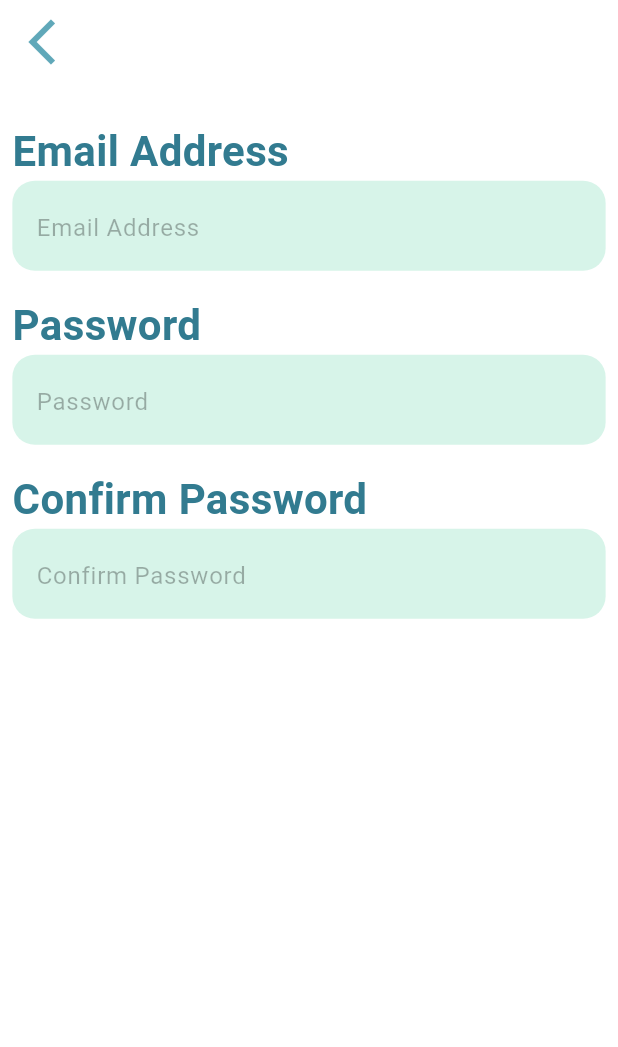
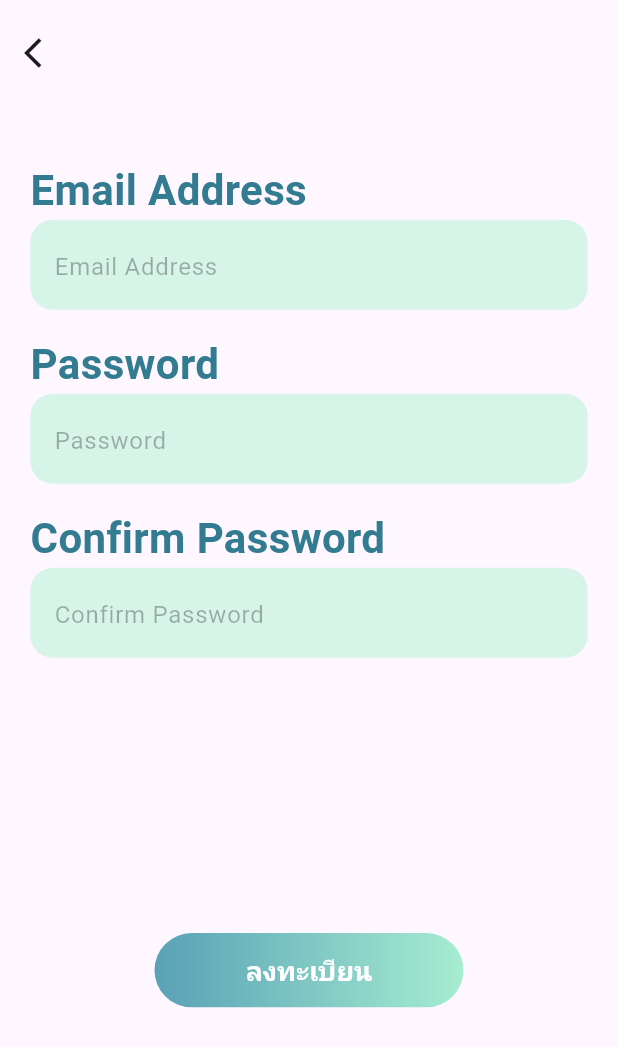
Before and after one commit to TaNuNian/workmai, a Flutter app: the RegisterPage screen opened by its route, on a phone screen of 412 x 824 dp. Shown: the top 1047 px of the screen. Run offline on Flutter 3.47's test engine with Material 3 defaults, Android fonts, the phone set to English and light mode, and no system bars; our stand-ins replace firebase_auth, firebase_core, form_field_validator, google_fonts; accounts and stored records are empty; Roboto replaces fonts that are missing (Sarabun).

Commit message:
Add register_button.dart @ register_page.dart

```diff
--- a/lib/routes.dart
+++ b/lib/routes.dart
@@ -5,7 +5,6 @@ import 'package:flutter/material.dart';
 // import 'package:workmai/src/pages/search_page/search_page.dart';
 // import 'package:workmai/src/pre_pages/login_page/login_page.dart';
 // import 'package:workmai/src/pre_pages/name_bd_input_page/name_bd_input_page.dart';
-import 'package:workmai/src/pre_pages/login_page/login_page.dart';
 import 'package:workmai/src/pre_pages/login_page/login_page_2.dart';
 import 'package:workmai/src/pre_pages/register_page/register_page.dart';
 
--- a/lib/src/custom_appbar/custom_appbar.dart
+++ b/lib/src/custom_appbar/custom_appbar.dart
@@ -1,6 +1,5 @@
 import 'package:flutter/material.dart';
 
-import '../decor/padding.dart';
 
 class NavigationService {
   static GlobalKey<NavigatorState> navigatorKey = GlobalKey<NavigatorState>();
--- a/lib/src/decor/continue_button.dart
+++ b/lib/src/decor/continue_button.dart
@@ -4,15 +4,18 @@ import 'package:google_fonts/google_fonts.dart';
 import 'package:workmai/src/decor/gradients.dart';
 
 class ContinueButton extends StatefulWidget {
-  const ContinueButton({super.key});
+  final String? actionName;
+  const ContinueButton({super.key, this.actionName});
 
   @override
   _ContinueButtonState createState() => _ContinueButtonState();
 }
 
 class _ContinueButtonState extends State<ContinueButton> {
+  String get actionName => actionName;
   @override
   Widget build(BuildContext context) {
+    double width = MediaQuery.sizeOf(context).width * 0.4;
     return Padding(
       padding: const EdgeInsets.all(8.0),
       child: Container(
@@ -33,12 +36,8 @@ class _ContinueButtonState extends State<ContinueButton> {
           ),
           child: Container(
             alignment: Alignment.center,
-            constraints: const BoxConstraints(
-              maxWidth: double.infinity, // Stretches button to full width
-              minHeight: 50.0, // Sets minimum height for the button
-            ),
             child: Text(
-              'Continue',
+              actionName,
               style: GoogleFonts.sarabun(
                 color: Colors.white,
                 fontWeight: FontWeight.bold,
--- a/lib/src/pre_pages/login_page/login_page_widget/create_user.dart
+++ b/lib/src/pre_pages/login_page/login_page_widget/create_user.dart
@@ -1,7 +1,6 @@
 import 'package:flutter/material.dart';
 import 'package:google_fonts/google_fonts.dart';
 
-import '../../register_page/register_page.dart';
 
 class CreateUser extends StatelessWidget {
   const CreateUser({super.key});
--- a/lib/src/pre_pages/login_page/login_page_widget/login_banner.dart
+++ b/lib/src/pre_pages/login_page/login_page_widget/login_banner.dart
@@ -13,6 +13,7 @@ class LoginBanner extends StatelessWidget {
       decoration: const BoxDecoration(
         color: Color(0xff67b4ca),
       ),
+      child: Image.asset('lib/assets/login_banner.png'),
     );
   }
 }
--- a/lib/src/pre_pages/register_page/register_page.dart
+++ b/lib/src/pre_pages/register_page/register_page.dart
@@ -1,8 +1,12 @@
 import 'package:flutter/material.dart';
+import 'package:workmai/src/decor/continue_button.dart';
+import 'package:workmai/src/decor/gradients.dart';
+import 'package:workmai/src/decor/padding.dart';
 import 'package:workmai/src/pre_pages/register_page/register_page_wg/register_body.dart';
 import 'package:workmai/src/pre_pages/register_page/register_page_wg/register_header_text.dart';
 
 import '../../../default_page/default_scf.dart';
+import 'register_page_wg/register_button.dart';
 
 class RegisterPage extends StatefulWidget {
   const RegisterPage({super.key});
@@ -12,25 +16,51 @@ class RegisterPage extends StatefulWidget {
 }
 
 class _RegisterPageState extends State<RegisterPage> {
-
   // final _formKey = GlobalKey<FormState>();
   List<String> profile = registerText;
+
   @override
   Widget build(BuildContext context) {
-    double width = MediaQuery.sizeOf(context).width;
-    double height = MediaQuery.sizeOf(context).height;
-    return DefaultScf(
-      child: Container(
-        width: double.infinity,
-        height: double.infinity,
-        child: Center(
-          child: Container(
-            height: double.infinity,
-            width: double.infinity,
-            // decoration: BoxDecoration(
-            //   color: Colors.red
-            // ),
-            child: RegisterChildren(),
+    double width = MediaQuery
+        .sizeOf(context)
+        .width;
+    double height = MediaQuery
+        .sizeOf(context)
+        .height;
+    return Scaffold(
+      appBar: AppBar(
+        leading: IconButton(
+          icon: const Icon(Icons.arrow_back_ios), // Custom back icon
+          onPressed: () {
+            Navigator.pop(context); // Pop the current screen
+          },
+        ),
+        toolbarHeight: 70,
+      ),
+      body: SafeArea(
+        child: Padding(
+          padding: EdgeInsets.symmetric(
+            horizontal: width * 0.02,
+            vertical: height * 0.02,
+          ),
+          child: Column(
+            children: [
+              Container(
+                height: MediaQuery
+                    .sizeOf(context)
+                    .height * 0.6,
+                width: double.infinity,
+                // decoration: const BoxDecoration(color: Colors.red),
+                child: const Padding(
+                  padding: EdgeInsets.all(12.0),
+                  child: RegisterChildren(),
+                ),
+              ),
+              Padding(
+                padding: EdgeInsets.symmetric(vertical: height * 0.05),
+                child: RegisterButton(),
+              )
+            ],
           ),
         ),
       ),
--- /dev/null
+++ b/lib/src/pre_pages/register_page/register_page_wg/register_button.dart
@@ -0,0 +1,39 @@
+import 'package:flutter/material.dart';
+import 'package:google_fonts/google_fonts.dart';
+import 'package:workmai/src/decor/gradients.dart';
+
+class RegisterButton extends StatelessWidget {
+  const RegisterButton({super.key});
+
+  @override
+  Widget build(BuildContext context) {
+    return Container(
+      width: MediaQuery.sizeOf(context).width * 0.5,
+      height: MediaQuery.sizeOf(context).height * 0.06,
+      decoration: BoxDecoration(
+        gradient: crossLinearGradient,
+        borderRadius: BorderRadius.circular(
+            (MediaQuery.sizeOf(context).height * 0.06) / 2),
+      ),
+      child: ElevatedButton(
+        onPressed: () {
+          // TODO: PLUG TO FIREBASE
+        },
+        style: ElevatedButton.styleFrom(
+          backgroundColor: Colors.transparent,
+          shadowColor: Colors.transparent,
+        ),
+        child: Center(
+          child: Text(
+            'ลงทะเบียน',
+            style: GoogleFonts.sarabun(
+              color: Colors.white,
+              fontWeight: FontWeight.bold,
+              fontSize: 18,
+            ),
+          ),
+        ),
+      ),
+    );
+  }
+}
```
Also changed, not shown: 1 other file.
